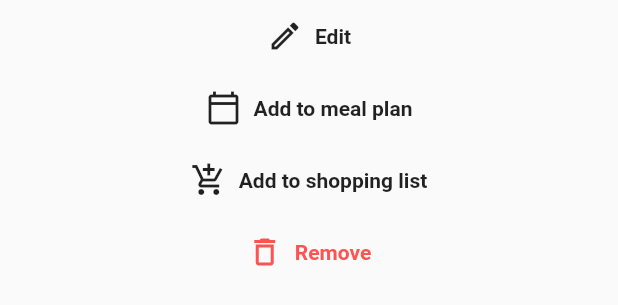
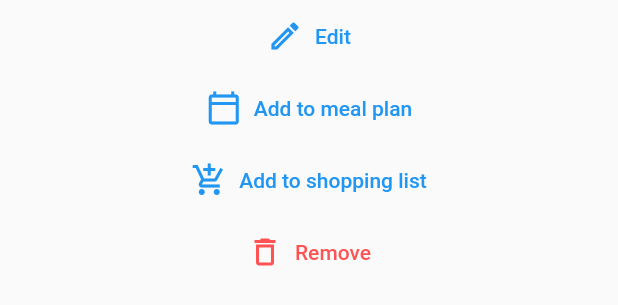
Before and after one commit to phantomate/Untare, a Flutter app: what buildRecipeMore() shows on an empty page, opened directly with empty values, on a phone screen of 412 x 824 dp. Shown: the top 305 px of the screen. Run offline on Flutter 3.47's test engine with Material 2 defaults, Android fonts, the light colour scheme and no system bars; our stand-ins replace bloc, cached_network_image, equatable, flutter_bloc, flutter_form_builder, flutter_phoenix and 8 more; missing offline and left inert: configurable_expansion_tile_null_safety, flutter_dialogs, form_builder_extra_fields, form_builder_image_picker; accounts and stored records are empty.

Commit message:
Add more theming

```diff
--- a/lib/components/widgets/bottom_sheets/recipe_more_component.dart
+++ b/lib/components/widgets/bottom_sheets/recipe_more_component.dart
@@ -24,67 +24,34 @@ Widget buildRecipeMore(BuildContext context, BuildContext btsContext, Recipe rec
               MaterialPageRoute(builder: (context) => RecipeUpsertPage(recipe: recipe)),
             );
           },
-          icon: Icon(
-            Icons.edit_outlined,
-            color: Colors.black87,
-          ),
-          label: Text(
-            'Edit',
-            style: TextStyle(
-                color: Colors.black87,
-                fontWeight: FontWeight.bold
-            ),
-          ),
+          icon: Icon(Icons.edit_outlined),
+          label: Text('Edit'),
         ),
         TextButton.icon(
           onPressed: () {
             Navigator.pop(btsContext);
             mealPlanUpsertBottomSheet(context, recipe: recipe, referer: 'recipe');
           },
-          icon: Icon(
-            Icons.calendar_today_outlined,
-            color: Colors.black87,
-          ),
-          label: Text(
-            'Add to meal plan',
-            style: TextStyle(
-                color: Colors.black87,
-                fontWeight: FontWeight.bold
-            ),
-          ),
+          icon: Icon(Icons.calendar_today_outlined),
+          label: Text('Add to meal plan'),
         ),
         TextButton.icon(
           onPressed: () {
             Navigator.pop(btsContext);
             recipeShoppingListBottomSheet(context, recipe);
           },
-          icon: Icon(
-            Icons.add_shopping_cart_outlined,
-            color: Colors.black87,
-          ),
-          label: Text(
-            'Add to shopping list',
-            style: TextStyle(
-                color: Colors.black87,
-                fontWeight: FontWeight.bold
-            ),
-          ),
+          icon: Icon(Icons.add_shopping_cart_outlined),
+          label: Text('Add to shopping list'),
         ),
         TextButton.icon(
           onPressed: () {
             Navigator.pop(btsContext);
             _recipeBloc.add(DeleteRecipe(recipe: recipe));
           },
-          icon: Icon(
-            Icons.delete_outline,
-            color: Colors.redAccent,
-          ),
+          icon: Icon(Icons.delete_outline, color: Colors.redAccent),
           label: Text(
             'Remove',
-            style: TextStyle(
-                color: Colors.redAccent,
-                fontWeight: FontWeight.bold
-            ),
+            style: TextStyle(color: Colors.redAccent),
           ),
         ),
       ],
```
Also changed, not shown: lib/extensions/theme_extension.dart (+32 -0 lines).
